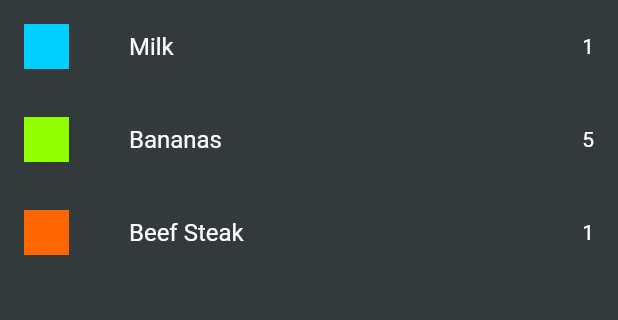
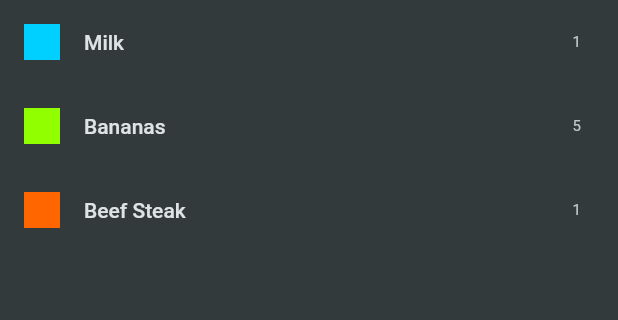
Before and after one commit to lelouch248/shopping_list_flutter, a Flutter app: the screen it shows after launch, on a phone screen of 412 x 824 dp, the part 84-404 px from its top. Run offline on Flutter 3.47's test engine with Material 2 defaults, Android fonts, the phone set to English and light mode, and no system bars.

Commit message:
challenge one solution changes

```diff
--- a/lib/main.dart
+++ b/lib/main.dart
@@ -1,8 +1,7 @@
 import 'package:flutter/material.dart';
-import 'package:google_fonts/google_fonts.dart';
 import 'package:shopping_list/data/dummy_data.dart';
 import 'package:shopping_list/models/grocery_item.dart';
-import 'package:shopping_list/widgets/grocery_item_row.dart';
+import 'package:shopping_list/widgets/grocery_list.dart';
 
 void main() {
   runApp(const MyApp());
@@ -25,21 +24,7 @@ class MyApp extends StatelessWidget {
         ),
         scaffoldBackgroundColor: const Color.fromARGB(255, 50, 58, 60),
       ),
-      home: Scaffold(
-        appBar: AppBar(
-          title: const Text('Your Groceries'),
-        ),
-        body: Center(
-          child: Column(
-            crossAxisAlignment: CrossAxisAlignment.start,
-            children: [
-              ...groceryItems
-                  .map((item) => GroceryItemRow(item: item))
-                  .toList(),
-            ],
-          ),
-        ),
-      ),
+      home: const GroceryList()
     );
   }
 }
--- a/lib/widgets/grocery_item_row.dart
+++ /dev/null
@@ -1,30 +0,0 @@
-import 'package:flutter/material.dart';
-import 'package:shopping_list/models/grocery_item.dart';
-
-class GroceryItemRow extends StatelessWidget {
-  const GroceryItemRow({required this.item, super.key});
-  final GroceryItem item;
-
-  @override
-  Widget build(BuildContext context) {
-    return Container(
-      padding: const EdgeInsets.symmetric(horizontal: 16, vertical: 16),
-      child: Row(
-        children: [
-          ColoredBox(
-              color: item.category.color,
-              child: const SizedBox(width: 30, height: 30)),
-          const SizedBox(width: 40),
-          Text(
-            item.name,
-            style: const TextStyle(
-              fontSize: 16,
-            ),
-          ),
-          const Spacer(),
-          Text(item.quantity.toString()),
-        ],
-      ),
-    );
-  }
-}
--- /dev/null
+++ b/lib/widgets/grocery_list.dart
@@ -0,0 +1,30 @@
+import 'package:flutter/material.dart';
+import 'package:shopping_list/data/dummy_data.dart';
+import 'package:shopping_list/models/grocery_item.dart';
+
+class GroceryList extends StatelessWidget {
+  const GroceryList({super.key});
+
+  @override
+  Widget build(BuildContext context) {
+    return Scaffold(
+      appBar: AppBar(
+        title: const Text('Your Groceries'),
+      ),
+      body: ListView.builder(
+        itemCount: groceryItems.length,
+        itemBuilder: (context, index) {
+          return ListTile(
+            title: Text(groceryItems[index].name),
+            leading: Container(
+              width: 24,
+              height: 24,
+              color: groceryItems[index].category.color,
+            ),
+            trailing: Text(groceryItems[index].quantity.toString()),
+          );
+        },
+      ),
+    );
+  }
+}
```
